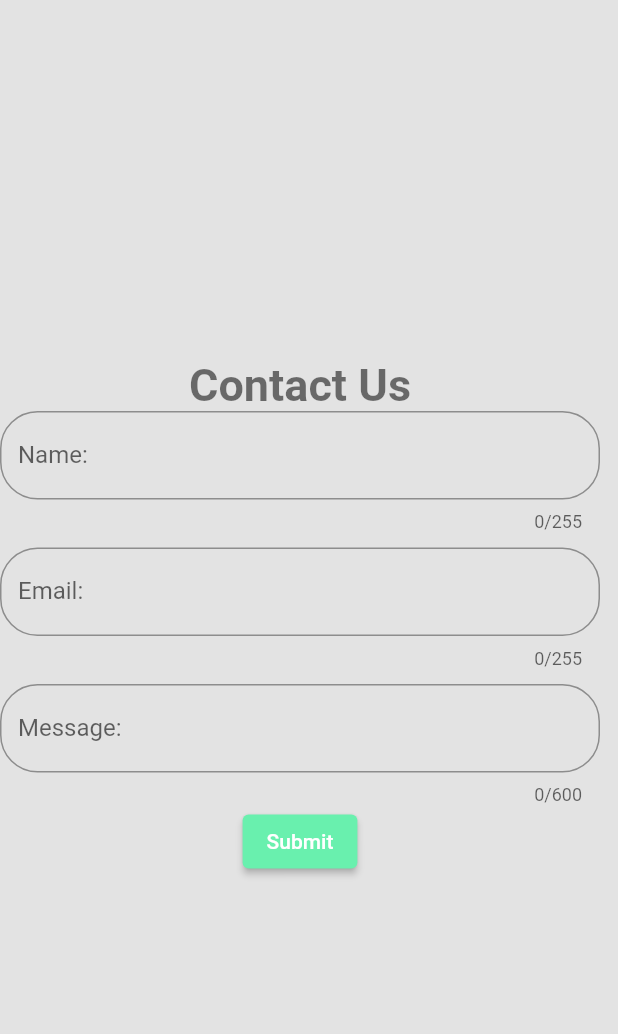
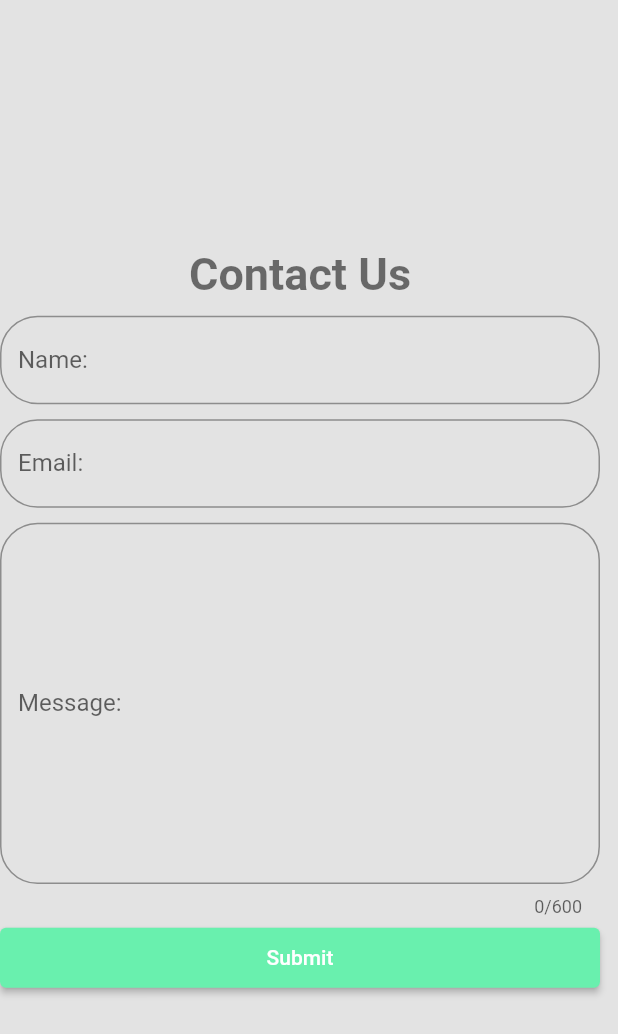
Before and after one commit to Wrapped-Owls/landing-page, a Flutter app: the WowlsContact widget shown alone on an empty page, opened directly, on a phone screen of 412 x 824 dp. Shown: the top 1034 px of the screen. Run offline on Flutter 3.47's test engine with Material 2 defaults, Android fonts, the phone set to English and light mode, and no system bars; our stand-ins replace font_awesome_flutter; missing offline and left inert: flutter_card_swipper; Roboto replaces fonts that are missing (Poppins).

Commit message:
:fax: Improve contact form with validation
Resize contactUs with layout builder

```diff
--- a/lib/meta/views/content/contact_us.dart
+++ b/lib/meta/views/content/contact_us.dart
@@ -1,7 +1,6 @@
 import 'package:flutter/material.dart';
-import 'package:flutter/services.dart';
-import 'package:wrappedowls_landing_page/app/shared/theme.enum.dart';
-import 'package:wrappedowls_landing_page/app/shared/theme.wrappedowls.dart';
+
+import '../../widgets/forms/contact_us/contact_us.form.dart';
 
 class WowlsContact extends StatefulWidget {
   final double minHeight;
@@ -13,88 +12,38 @@ class WowlsContact extends StatefulWidget {
 }
 
 class _WowlsContactState extends State<WowlsContact> {
-  final GlobalKey<FormState> _formKey;
-  Widget _buttonTitle;
-
-  _WowlsContactState()
-      : _buttonTitle = Text('Submit'),
-        _formKey = GlobalKey<FormState>();
-
-  @override
-  Widget build(BuildContext context) {
-    final ctxSize = MediaQuery.of(context).size;
+  Widget _buildForm() {
     return Container(
       constraints: BoxConstraints(
         minHeight: widget.minHeight,
         maxWidth: 400,
       ),
       alignment: Alignment.center,
-      child: Form(
-        key: _formKey,
-        child: Column(
-          mainAxisAlignment: MainAxisAlignment.center,
-          children: [
-            Text(
-              'Contact Us',
-              softWrap: true,
-              style: TextStyle(
-                color: UuuUhuThemes.currentPalette(UuuUhuPalette.APPBAR_TEXT),
-                fontWeight: FontWeight.bold,
-                fontSize: 30,
-              ),
-            ),
-            TextFormField(
-              maxLength: 255,
-              keyboardType: TextInputType.name,
-              decoration: InputDecoration(
-                labelText: 'Name:',
-                hintText: 'Your name here',
-                errorMaxLines: 4,
-              ),
-            ),
-            SizedBox(
-              height: 10,
-            ),
-            TextFormField(
-              maxLength: 255,
-              keyboardType: TextInputType.emailAddress,
-              decoration: InputDecoration(
-                labelText: 'Email:',
-                hintText: 'some@email.com',
-                errorMaxLines: 4,
-              ),
-              inputFormatters: [
-                FilteringTextInputFormatter.singleLineFormatter,
-              ],
-            ),
-            SizedBox(
-              height: 10,
-            ),
-            TextFormField(
-              maxLength: 600,
-              keyboardType: TextInputType.text,
-              decoration: InputDecoration(
-                labelText: 'Message:',
-                hintText: 'What you interested for',
-                errorMaxLines: 4,
-              ),
-            ),
-            ElevatedButton(
-              style: ElevatedButton.styleFrom(
-                primary: UuuUhuPalette.BUTTON.of(context),
-              ),
-              onPressed: () {
-                if (_formKey.currentState?.validate() ?? false) {
-                  setState(() {
-                    _buttonTitle = CircularProgressIndicator();
-                  });
-                }
-              },
-              child: _buttonTitle,
-            )
-          ],
+      child: ContactUsForm(),
+    );
+  }
+
+  Widget _buildLayout(BuildContext context, BoxConstraints constraints) {
+    if (constraints.maxWidth <= 880) {
+      return _buildForm();
+    }
+    return Row(
+      mainAxisAlignment: MainAxisAlignment.spaceEvenly,
+      children: [
+        _buildForm(),
+        Image.asset(
+          'assets/images/plane_mail_gif.gif',
+          width: constraints.maxWidth / 2,
+          fit: BoxFit.fitWidth,
         ),
-      ),
+      ],
+    );
+  }
+
+  @override
+  Widget build(BuildContext context) {
+    return LayoutBuilder(
+      builder: _buildLayout,
     );
   }
 }
--- a/lib/meta/views/home.page.dart
+++ b/lib/meta/views/home.page.dart
@@ -46,7 +46,10 @@ class _WowlsHomePageState extends State<WowlsHomePage> {
                   height: parentSize.height / 4,
                 ),
               ),
-              WowlsContact(),
+              Padding(
+                padding: EdgeInsets.symmetric(vertical: 10, horizontal: 18),
+                child: WowlsContact(),
+              ),
               ConstrainedBox(
                 constraints: BoxConstraints(minHeight: 100),
                 child: WowlsFooter(),
--- /dev/null
+++ b/lib/meta/widgets/forms/contact_us/contact_us.controller.dart
@@ -0,0 +1,51 @@
+import 'package:flutter/material.dart';
+
+import 'contact_us.inputs.dart';
+
+class ContactUsController {
+  final ContactUsInputs _inputs;
+
+  ContactUsController() : _inputs = ContactUsInputs();
+
+  TextEditingController inputController(EowlsContactUs inputType) {
+    return _inputs.getController(inputType);
+  }
+
+  String? validateName(String? toValidate) {
+    toValidate ??= '';
+    if (toValidate.isEmpty) {
+      return 'name is obligatory';
+    }
+    if (toValidate.length > 254) {
+      return 'your name is too big and powerful for us, try a little shorter one';
+    }
+    return null;
+  }
+
+  String? validateEmail(String? toValidate) {
+    toValidate ??= '';
+    if (toValidate.length < 3 && toValidate.length > 254) {
+      return 'no valid email has be given, please make sure sent an valid email';
+    }
+    // To improve performance, verify if email has only 1 domain
+    final parts = toValidate.split('@');
+    if (parts.length != 2) {
+      return 'the given email is missing domain';
+    }
+    if (!RegExp(
+      r"^[a-zA-Z0-9.a-zA-Z0-9.!#$%&'*+-/=?^_`{|}~]+",
+    ).hasMatch(parts[0])) {
+      return 'first part of email is not valid';
+    }
+    return null;
+  }
+
+  String? validateMessage(String? toValidate) {
+    toValidate ??= '';
+    final messageLength = toValidate.length;
+    if (messageLength < 40) {
+      return 'Your message is too weak, please say more about what you want';
+    }
+    return null;
+  }
+}
--- /dev/null
+++ b/lib/meta/widgets/forms/contact_us/contact_us.form.dart
@@ -0,0 +1,108 @@
+import 'package:flutter/material.dart';
+import 'package:flutter/services.dart';
+import 'package:wrappedowls_landing_page/app/shared/theme.enum.dart';
+
+import 'contact_us.controller.dart';
+import 'contact_us.inputs.dart';
+
+class ContactUsForm extends StatelessWidget {
+  final GlobalKey<FormState> _formKey;
+  final ContactUsController _contactUsController;
+
+  ContactUsForm({Key? key})
+      : _formKey = GlobalKey<FormState>(),
+        _contactUsController = ContactUsController(),
+        super(key: key);
+
+  @override
+  Widget build(BuildContext context) {
+    return Form(
+      key: _formKey,
+      child: Column(
+        mainAxisAlignment: MainAxisAlignment.center,
+        children: [
+          Text(
+            'Contact Us',
+            softWrap: true,
+            style: TextStyle(
+              color: UuuUhuPalette.APPBAR_TEXT.of(context),
+              fontWeight: FontWeight.bold,
+              fontSize: 30,
+            ),
+          ),
+          SizedBox(
+            height: 10,
+          ),
+          TextFormField(
+            keyboardType: TextInputType.name,
+            controller: _contactUsController.inputController(
+              EowlsContactUs.NAME,
+            ),
+            validator: _contactUsController.validateName,
+            decoration: InputDecoration(
+              labelText: 'Name:',
+              hintText: 'Your name here',
+              errorMaxLines: 4,
+            ),
+          ),
+          SizedBox(
+            height: 10,
+          ),
+          TextFormField(
+            keyboardType: TextInputType.emailAddress,
+            controller: _contactUsController.inputController(
+              EowlsContactUs.EMAIL,
+            ),
+            validator: _contactUsController.validateEmail,
+            decoration: InputDecoration(
+              labelText: 'Email:',
+              hintText: 'some@email.com',
+              errorMaxLines: 4,
+            ),
+            inputFormatters: [
+              FilteringTextInputFormatter.singleLineFormatter,
+            ],
+          ),
+          SizedBox(
+            height: 10,
+          ),
+          ConstrainedBox(
+            constraints: BoxConstraints(maxHeight: 260),
+            child: TextFormField(
+              maxLength: 600,
+              keyboardType: TextInputType.text,
+              controller: _contactUsController.inputController(
+                EowlsContactUs.MESSAGE,
+              ),
+              validator: _contactUsController.validateMessage,
+              decoration: InputDecoration(
+                labelText: 'Message:',
+                hintText: 'What you interested for',
+                errorMaxLines: 4,
+              ),
+              expands: true,
+              maxLines: null,
+              minLines: null,
+            ),
+          ),
+          SizedBox(
+            height: 10,
+          ),
+          SizedBox(
+            width: double.infinity,
+            height: 40,
+            child: ElevatedButton(
+              style: ElevatedButton.styleFrom(
+                primary: UuuUhuPalette.BUTTON.of(context),
+              ),
+              onPressed: () {
+                if (_formKey.currentState?.validate() ?? false) {}
+              },
+              child: Text('Submit'),
+            ),
+          )
+        ],
+      ),
+    );
+  }
+}
--- /dev/null
+++ b/lib/meta/widgets/forms/contact_us/contact_us.inputs.dart
@@ -0,0 +1,25 @@
+import 'package:flutter/material.dart';
+
+enum EowlsContactUs { NAME, EMAIL, MESSAGE }
+
+class ContactUsInputs {
+  final TextEditingController nameInput;
+  final TextEditingController emailInput;
+  final TextEditingController messageInput;
+
+  ContactUsInputs()
+      : nameInput = TextEditingController(),
+        emailInput = TextEditingController(),
+        messageInput = TextEditingController();
+
+  TextEditingController getController(EowlsContactUs inputType) {
+    switch (inputType) {
+      case EowlsContactUs.NAME:
+        return nameInput;
+      case EowlsContactUs.EMAIL:
+        return emailInput;
+      case EowlsContactUs.MESSAGE:
+        return messageInput;
+    }
+  }
+}
```
Also changed, not shown: assets/images/plane_mail_gif.gif (added).
